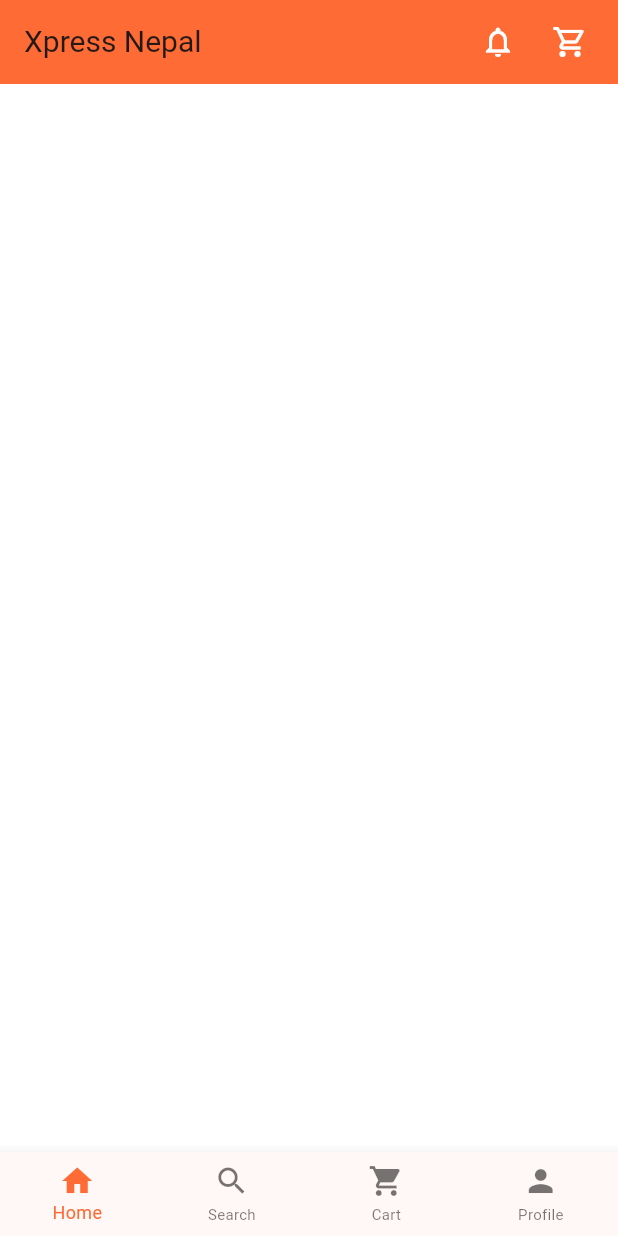
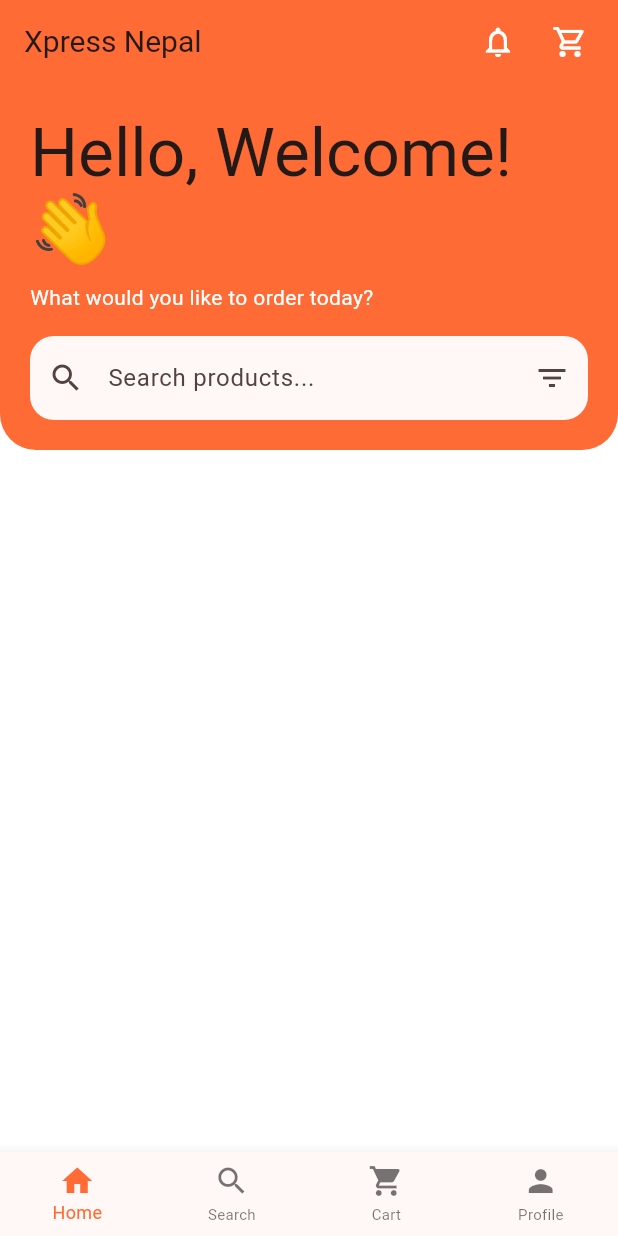
Before and after one commit to smritikhanal/xpress_nepal, a Flutter app: the HomeScreen screen opened directly, on a phone screen of 412 x 824 dp. Run offline on Flutter 3.47's test engine with Material 3 defaults, Android fonts, the light colour scheme and no system bars.

Commit message:
added : welcome text | textfield

```diff
--- a/lib/screens/home_screen.dart
+++ b/lib/screens/home_screen.dart
@@ -12,6 +12,13 @@ class _HomeScreenState extends State<HomeScreen> {
   int _selectedIndex = 0;
   static const double _paddingM = 16.0;
   static const double _spaceS = 8.0;
+
+  static const double _paddingL = 20.0;
+  static const double _paddingXL = 24.0;
+  static const double _spaceL = 16.0;
+  static const double _spaceXXL = 32.0;
+  static const double _radiusL = 16.0;
+  static const double _radiusXL = 24.0;
 
   @override
   void dispose() {
@@ -47,7 +54,71 @@ class _HomeScreenState extends State<HomeScreen> {
           SizedBox(width: isTablet ? _paddingM : _spaceS),
         ],
       ),
-      body: SingleChildScrollView(),
+      body: SingleChildScrollView(
+        child: Column(
+          crossAxisAlignment: CrossAxisAlignment.start,
+          children: [
+            // Header with Search
+            Container(
+              padding: EdgeInsets.all(isTablet ? _paddingXL : _paddingL),
+              decoration: BoxDecoration(
+                color: Theme.of(context).primaryColor,
+                borderRadius: BorderRadius.only(
+                  bottomLeft: Radius.circular(_radiusXL),
+                  bottomRight: Radius.circular(_radiusXL),
+                ),
+              ),
+              child: Column(
+                crossAxisAlignment: CrossAxisAlignment.start,
+                children: [
+                  Text(
+                    'Hello, Welcome! 👋',
+                    style: isTablet
+                        ? Theme.of(context).textTheme.displayLarge
+                        : Theme.of(context).textTheme.displayMedium,
+                  ),
+                  const SizedBox(height: _spaceS),
+                  Text(
+                    'What would you like to order today?',
+                    style: isTablet
+                        ? Theme.of(
+                            context,
+                          ).textTheme.bodyLarge?.copyWith(color: Colors.white)
+                        : Theme.of(
+                            context,
+                          ).textTheme.bodyMedium?.copyWith(color: Colors.white),
+                  ),
+                  const SizedBox(height: _spaceL),
+
+                  // Search Bar
+                  TextField(
+                    controller: _searchController,
+                    decoration: InputDecoration(
+                      hintText: 'Search products...',
+                      filled: true,
+                      fillColor: Theme.of(context).canvasColor,
+                      prefixIcon: const Icon(Icons.search),
+                      suffixIcon: IconButton(
+                        icon: const Icon(Icons.filter_list),
+                        onPressed: () {},
+                      ),
+                      border: OutlineInputBorder(
+                        borderRadius: BorderRadius.circular(_radiusL),
+                        borderSide: BorderSide.none,
+                      ),
+                      contentPadding: EdgeInsets.symmetric(
+                        horizontal: isTablet ? _paddingL : _paddingM,
+                        vertical: isTablet ? _paddingL : _paddingM,
+                      ),
+                    ),
+                  ),
+                ],
+              ),
+            ),
+            const SizedBox(height: _spaceXXL),
+          ],
+        ),
+      ),
       bottomNavigationBar: BottomNavigationBar(
         currentIndex: _selectedIndex,
         onTap: (index) => setState(() => _selectedIndex = index),
```
